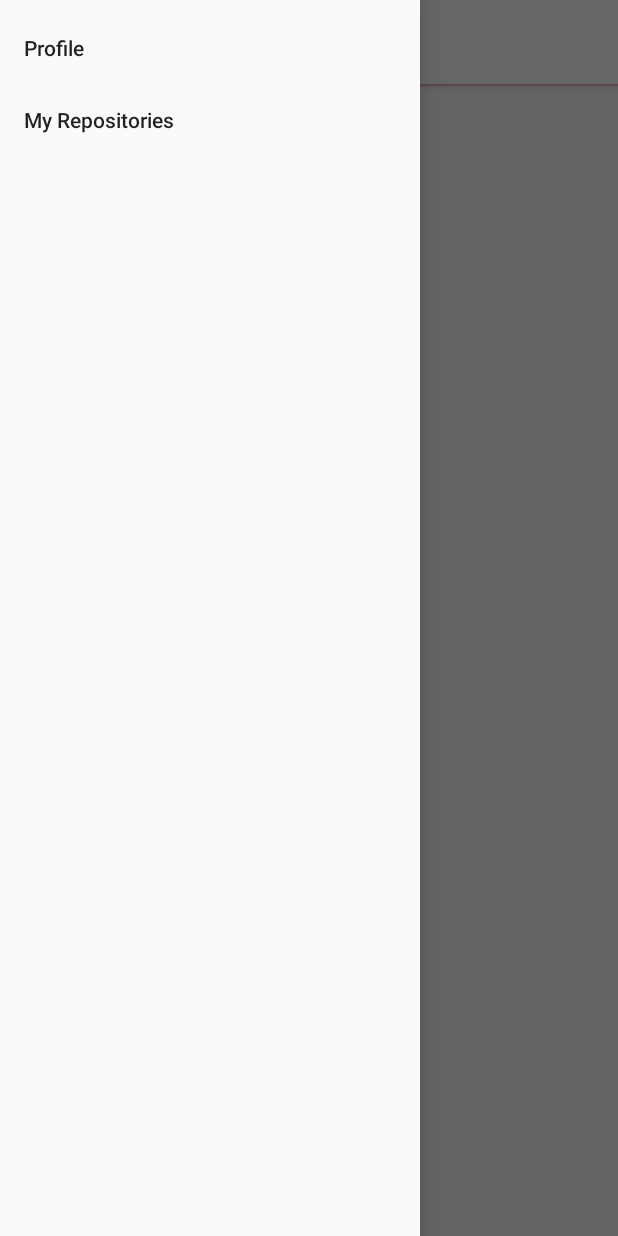
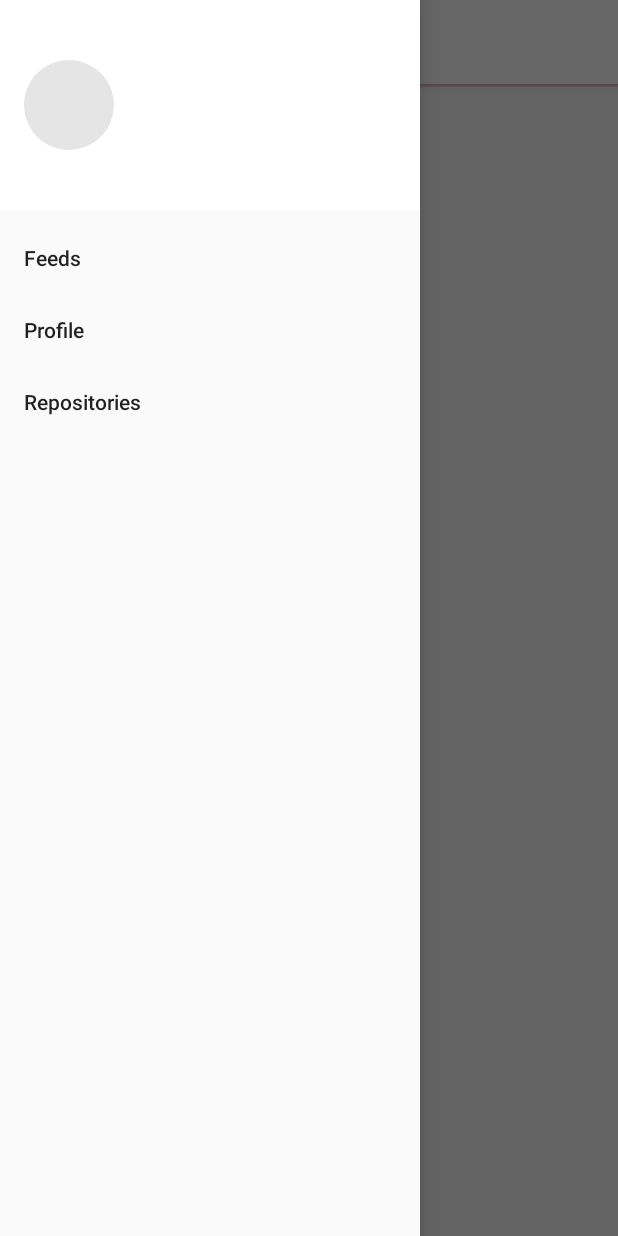
Before and after one commit to pushpalroy/GitSurf, an Android app: the MainActivity screen opened directly, with no data from a screen before it, with the side drawer open, on a phone screen of 412 x 824 dp. Run offline under Robolectric (Android 15) with nearby library versions, the phone set to English and light mode, and no system bars; our stand-ins replace CircleImageView, Dagger/Hilt's generated code, RxJava, Timber, data binding and 2 more; libraries missing offline, so code that uses them is left out: androidx.paging; pictures from the network do not load; 4 statements that could not run were skipped.

```diff
--- a/app/src/main/java/com/gitsurfer/gitsurf/ui/login/LoginActivity.kt
+++ b/app/src/main/java/com/gitsurfer/gitsurf/ui/login/LoginActivity.kt
@@ -10,7 +10,6 @@ import com.github.razir.progressbutton.showProgress
 import com.gitsurfer.gitsurf.R
 import com.gitsurfer.gitsurf.databinding.ActivityLoginBinding
 import com.gitsurfer.gitsurf.model.usecases.exceptions.ValidationException
-import com.gitsurfer.gitsurf.model.usecases.exceptions.ValidationException.OperationInQueue
 import com.gitsurfer.gitsurf.model.usecases.exceptions.ValidationException.PasswordEmpty
 import com.gitsurfer.gitsurf.model.usecases.exceptions.ValidationException.UsernameEmpty
 import com.gitsurfer.gitsurf.ui.base.AppNavigator
--- a/app/src/main/java/com/gitsurfer/gitsurf/ui/main/MainActivity.kt
+++ b/app/src/main/java/com/gitsurfer/gitsurf/ui/main/MainActivity.kt
@@ -8,6 +8,7 @@ import androidx.navigation.findNavController
 import androidx.navigation.ui.NavigationUI.navigateUp
 import androidx.navigation.ui.NavigationUI.setupWithNavController
 import androidx.navigation.ui.setupActionBarWithNavController
+import com.bumptech.glide.Glide
 import com.gitsurfer.gitsurf.R
 import com.gitsurfer.gitsurf.databinding.ActivityMainBinding
 import com.gitsurfer.gitsurf.ui.base.AppNavigator
@@ -18,6 +19,9 @@ import com.gitsurfer.gitsurf.utils.exceptions.UnauthorizedException
 import kotlinx.android.synthetic.main.activity_main.drawerLayout
 import kotlinx.android.synthetic.main.activity_main.navigationView
 import kotlinx.android.synthetic.main.activity_main.toolbar
+import kotlinx.android.synthetic.main.nav_header.view.iv_person_avatar
+import kotlinx.android.synthetic.main.nav_header.view.tv_person_login
+import kotlinx.android.synthetic.main.nav_header.view.tv_person_name
 
 class MainActivity : BaseActivity<ActivityMainBinding, MainViewModel>() {
 
@@ -30,6 +34,7 @@ class MainActivity : BaseActivity<ActivityMainBinding, MainViewModel>() {
     setSupportActionBar(toolbar)
     setUpNavigation()
     listenToLiveData()
+    viewModel.getLocalUserDetails()
   }
 
   private fun listenToLiveData() {
@@ -50,6 +55,14 @@ class MainActivity : BaseActivity<ActivityMainBinding, MainViewModel>() {
         true -> binding.pbInitialLoader.visibility = View.VISIBLE
         false -> binding.pbInitialLoader.visibility = View.GONE
       }
+    })
+
+    viewModel.roomUserLiveData.observe(this, Observer { roomUser ->
+      navigationView.getHeaderView(0).tv_person_name.text = roomUser.name
+      navigationView.getHeaderView(0).tv_person_login.text = roomUser.login
+      Glide.with(this)
+          .load(roomUser.avatarUrl)
+          .into(navigationView.getHeaderView(0).iv_person_avatar)
     })
   }
 
--- a/app/src/main/java/com/gitsurfer/gitsurf/ui/main/MainViewModel.kt
+++ b/app/src/main/java/com/gitsurfer/gitsurf/ui/main/MainViewModel.kt
@@ -2,10 +2,13 @@ package com.gitsurfer.gitsurf.ui.main
 
 import androidx.lifecycle.LiveData
 import androidx.lifecycle.MutableLiveData
+import androidx.lifecycle.viewModelScope
 import com.gitsurfer.gitsurf.model.AppRepository
 import com.gitsurfer.gitsurf.model.network.NetworkManager
+import com.gitsurfer.gitsurf.model.roomdatabase.models.RoomUser
 import com.gitsurfer.gitsurf.model.utils.SharedPrefUtils
 import com.gitsurfer.gitsurf.ui.base.BaseViewModel
+import kotlinx.coroutines.launch
 import javax.inject.Inject
 
 class MainViewModel @Inject constructor(
@@ -18,6 +21,10 @@ class MainViewModel @Inject constructor(
   val isAuthorizedLiveData: LiveData<Boolean>
     get() = _isAuthorizedLiveData
 
+  private val _roomUserLiveData = MutableLiveData<RoomUser>()
+  val roomUserLiveData: LiveData<RoomUser>
+    get() = _roomUserLiveData
+
   fun setAuthorizedFromPref() {
     _isAuthorizedLiveData.value = prefUtils.authToken != null
   }
@@ -29,4 +36,16 @@ class MainViewModel @Inject constructor(
     }
     _isAuthorizedLiveData.value = isAuthorized
   }
+
+  fun getLocalUserDetails() {
+    viewModelScope.launch {
+      prefUtils.userName?.let { userName ->
+        val roomUser = appRepository.getUserLocal(login = userName)
+
+        roomUser?.let {
+          _roomUserLiveData.value = roomUser
+        }
+      }
+    }
+  }
 }
--- a/app/src/main/res/layout/activity_login.xml
+++ b/app/src/main/res/layout/activity_login.xml
@@ -23,6 +23,7 @@
         android:id="@+id/user_name_layout"
         android:layout_width="match_parent"
         android:layout_height="wrap_content"
+        android:layout_marginTop="32dp"
         android:hint="@string/user_name"
         app:layout_constraintEnd_toEndOf="parent"
         app:layout_constraintStart_toStartOf="parent"
@@ -43,8 +44,8 @@
     <com.google.android.material.textfield.TextInputLayout
         android:id="@+id/password_layout"
         android:layout_width="match_parent"
-        android:layout_height="wrap_content"
-        android:layout_marginTop="16dp"
+        android:layout_height="0dp"
+        android:layout_marginTop="8dp"
         android:hint="@string/password"
         app:layout_constraintEnd_toEndOf="parent"
         app:layout_constraintStart_toStartOf="parent"
--- a/app/src/main/res/layout/activity_main.xml
+++ b/app/src/main/res/layout/activity_main.xml
@@ -56,6 +56,7 @@
         android:layout_width="wrap_content"
         android:layout_height="match_parent"
         android:layout_gravity="start"
+        app:headerLayout="@layout/nav_header"
         app:menu="@menu/menu_nav_drawer"
         />
 
--- /dev/null
+++ b/app/src/main/res/layout/nav_header.xml
@@ -0,0 +1,59 @@
+<?xml version="1.0" encoding="utf-8"?>
+<layout xmlns:android="http://schemas.android.com/apk/res/android"
+    xmlns:app="http://schemas.android.com/apk/res-auto"
+    xmlns:tools="http://schemas.android.com/tools"
+    >
+
+  <data></data>
+
+  <androidx.constraintlayout.widget.ConstraintLayout
+      android:layout_width="match_parent"
+      android:layout_height="wrap_content"
+      android:background="@color/white"
+      android:paddingTop="@dimen/dimen_40dp"
+      android:paddingStart="@dimen/dimen_16dp"
+      android:paddingEnd="@dimen/dimen_16dp"
+      android:paddingBottom="@dimen/dimen_40dp"
+      >
+
+    <de.hdodenhof.circleimageview.CircleImageView
+        android:id="@+id/iv_person_avatar"
+        android:layout_width="@dimen/dimen_60dp"
+        android:layout_height="@dimen/dimen_60dp"
+        android:contentDescription="@string/con_desc_avatar"
+        android:src="@color/veryLightGrey"
+        app:layout_constraintBottom_toBottomOf="parent"
+        app:layout_constraintStart_toStartOf="parent"
+        app:layout_constraintTop_toTopOf="parent"
+        app:srcCompat="@android:drawable/ic_menu_my_calendar"
+        />
+
+    <TextView
+        android:id="@+id/tv_person_name"
+        android:layout_width="@dimen/dimen_0dp"
+        android:layout_height="wrap_content"
+        android:layout_marginStart="@dimen/dimen_16dp"
+        android:fontFamily="@font/muli_bold"
+        android:textColor="@color/textBlackDark"
+        android:textSize="18sp"
+        app:layout_constraintBottom_toTopOf="@+id/tv_person_login"
+        app:layout_constraintEnd_toEndOf="parent"
+        app:layout_constraintStart_toEndOf="@+id/iv_person_avatar"
+        app:layout_constraintTop_toTopOf="@+id/iv_person_avatar"
+        tools:text="Pushpal Roy"
+        />
+    <TextView
+        android:id="@+id/tv_person_login"
+        android:layout_width="@dimen/dimen_0dp"
+        android:layout_height="wrap_content"
+        android:fontFamily="@font/muli_regular"
+        android:textColor="@color/textBlackDark"
+        android:textSize="14sp"
+        app:layout_constraintBottom_toBottomOf="@+id/iv_person_avatar"
+        app:layout_constraintEnd_toEndOf="parent"
+        app:layout_constraintStart_toStartOf="@+id/tv_person_name"
+        tools:text="pushpalroy"
+        />
+  </androidx.constraintlayout.widget.ConstraintLayout>
+
+</layout>
--- a/app/src/main/res/menu/menu_nav_drawer.xml
+++ b/app/src/main/res/menu/menu_nav_drawer.xml
@@ -2,10 +2,13 @@
 <menu xmlns:android="http://schemas.android.com/apk/res/android">
   <group android:checkableBehavior="single">
     <item
+        android:id="@+id/nav_feed"
+        android:title="@string/feeds" />
+    <item
         android:id="@+id/nav_profile"
-        android:title="@string/nav_profile" />
+        android:title="@string/profile" />
     <item
         android:id="@+id/nav_repo"
-        android:title="@string/nav_repo" />
+        android:title="@string/repositories" />
   </group>
 </menu>
--- a/app/src/main/res/navigation/mobile_navigation.xml
+++ b/app/src/main/res/navigation/mobile_navigation.xml
@@ -8,6 +8,6 @@
   <fragment
       android:id="@+id/feedFragment"
       android:name="com.gitsurfer.gitsurf.ui.main.feed.FeedFragment"
-      android:label="@string/action_feed"
+      android:label="@string/feeds"
       tools:layout="@layout/fragment_feed" />
 </navigation>
--- a/app/src/main/res/values/strings.xml
+++ b/app/src/main/res/values/strings.xml
@@ -11,9 +11,9 @@
   <string name="msg_username_empty">Please enter a valid username</string>
   <string name="msg_password_empty">Please enter a valid password</string>
   <string name="msg_unknown_error">An unknown error has occurred</string>
-  <string name="nav_profile">Profile</string>
-  <string name="nav_repo">My Repositories</string>
-  <string name="action_feed">Feeds</string>
+  <string name="profile">Profile</string>
+  <string name="repositories">Repositories</string>
+  <string name="feeds">Feeds</string>
   <string name="con_desc_avatar">Avatar</string>
   <string name="con_desc_feed_icon">Feed icon</string>
 </resources>
--- a/app/src/main/res/values/styles.xml
+++ b/app/src/main/res/values/styles.xml
@@ -6,6 +6,7 @@
     <item name="colorPrimary">@color/colorPrimary</item>
     <item name="colorPrimaryDark">@color/colorPrimaryDark</item>
     <item name="colorAccent">@color/colorAccent</item>
+    <item name="android:windowTranslucentStatus">true</item>
   </style>
 
   <style name="ToolBarStyle" parent="Theme.AppCompat">
```
Also changed, not shown: app/src/main/java/com/gitsurfer/gitsurf/model/AppRepository.kt (+10 -3 lines), app/src/main/java/com/gitsurfer/gitsurf/model/network/models/response/User.kt (+29 -0 lines), app/src/main/java/com/gitsurfer/gitsurf/model/roomdatabase/LocalDataProvider.kt (+7 -2 lines), app/src/main/java/com/gitsurfer/gitsurf/model/roomdatabase/dao/UserDao.kt (+6 -2 lines), app/src/main/java/com/gitsurfer/gitsurf/model/roomdatabase/models/RoomUser.kt (+10 -8 lines), app/src/main/java/com/gitsurfer/gitsurf/ui/base/AppNavigator.kt (+9 -1 lines), app/src/main/java/com/gitsurfer/gitsurf/ui/login/LoginViewModel.kt (+17 -3 lines).
